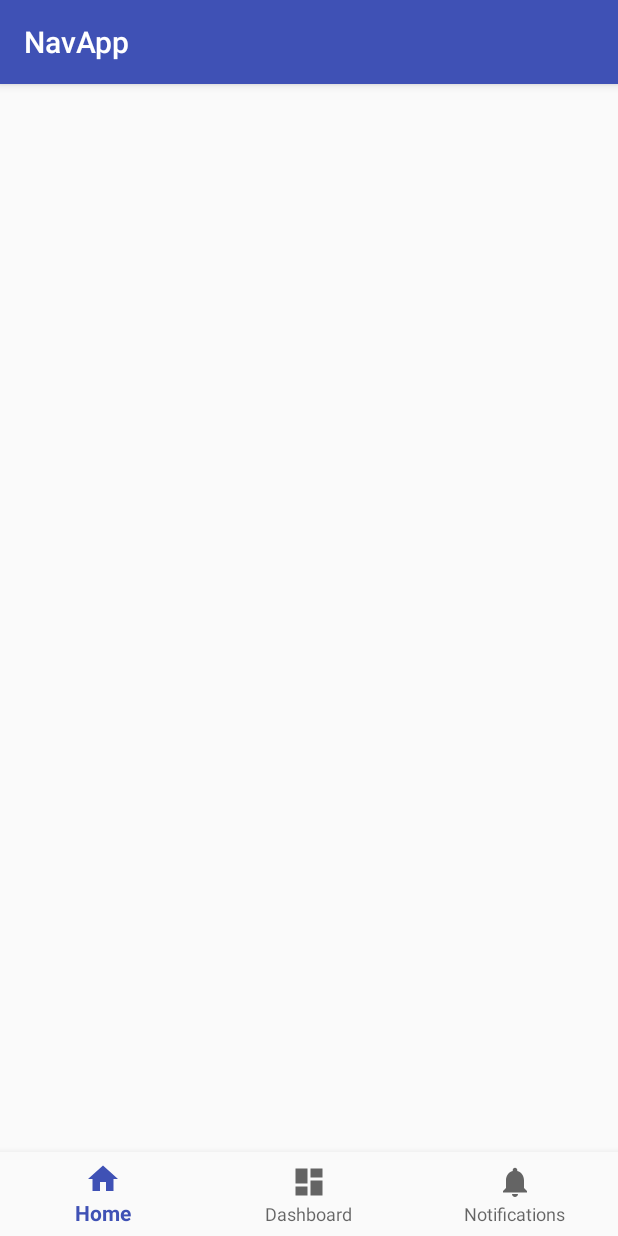
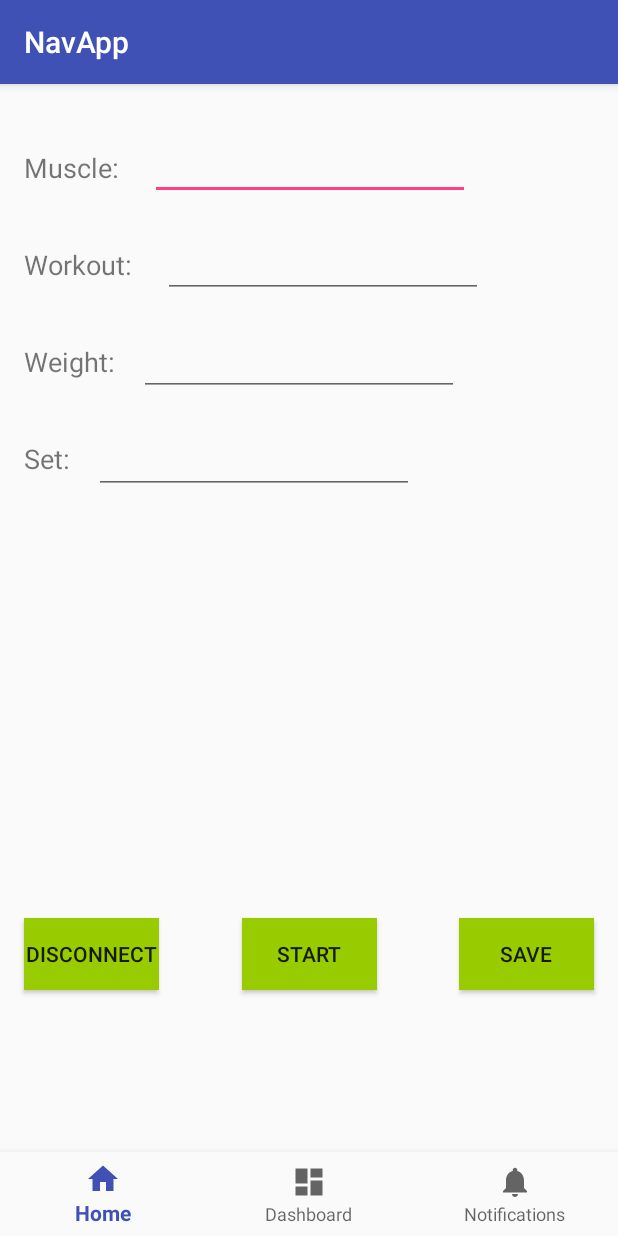
Before and after one commit to ridwankhan/navapp, an Android app: the MainActivityNav screen opened directly, with no data from a screen before it, on a phone screen of 412 x 824 dp. Run offline under Robolectric (Android 15) with nearby library versions, the phone set to English and light mode, and no system bars; our stand-ins replace Room's generated code; network calls fail; 6 statements that could not run were skipped.

```diff
--- a/app/src/main/java/com/example/ridwankhan/navapp/Home.java
+++ b/app/src/main/java/com/example/ridwankhan/navapp/Home.java
@@ -1,86 +1,130 @@
 package com.example.ridwankhan.navapp;
 
+import android.annotation.SuppressLint;
+import android.app.Activity;
+import android.app.FragmentTransaction;
+import android.app.ProgressDialog;
+import android.arch.persistence.room.Room;
+import android.bluetooth.BluetoothAdapter;
+import android.bluetooth.BluetoothDevice;
+import android.bluetooth.BluetoothSocket;
 import android.content.Context;
+import android.content.Intent;
 import android.graphics.Color;
-import android.net.Uri;
+import android.os.AsyncTask;
 import android.os.Bundle;
 import  android.app.Fragment;
 //import android.support.v4.app.Fragment;
+import android.os.Handler;
+import android.util.Log;
 import android.view.LayoutInflater;
 import android.view.View;
 import android.view.ViewGroup;
 import android.widget.Button;
-import android.widget.Spinner;
 import android.widget.TextView;
+import android.widget.Toast;
 
+import com.example.database.AppDatabase;
+import com.example.database.DataPoint;
+import com.example.database.ExerciseData;
+import com.example.database.SetData;
+
+import java.io.IOException;
+import java.io.InputStream;
+import java.io.OutputStream;
+import java.util.ArrayList;
 import java.util.Random;
+import java.util.UUID;
 
 
 /**
  * A simple {@link Fragment} subclass.
  * Activities that contain this fragment must implement the
- * {@link Home.OnFragmentInteractionListener} interface
+ * {link Home.OnFragmentInteractionListener} interface
  * to handle interaction events.
- * Use the {@link Home#newInstance} factory method to
+ * Use the {link Home#newInstance} factory method to
  * create an instance of this fragment.
  */
 public class Home extends Fragment {
+    String address = null;
+    private ProgressDialog progress;
+    BluetoothAdapter btAdapter = null;
+    BluetoothSocket btSocket = null;
+    private boolean isBtConnected = false;
+    static final UUID myUUID = UUID.fromString("00001101-0000-1000-8000-00805F9B34FB"); // not quite sure how this string was generated
 
+    //added for receiving data:
+    Handler bluetoothIn;
+    final int handlerState = 0;                        //used to identify handler message
+    private StringBuilder recDataString = new StringBuilder();
+    private Home.ConnectedThread mConnectedThread;
 
-    // TODO: Rename parameter arguments, choose names that match
-    // the fragment initialization parameters, e.g. ARG_ITEM_NUMBER
-    private static final String ARG_PARAM1 = "param1";
-    private static final String ARG_PARAM2 = "param2";
+    ArrayList<DataPoint> sensorVals = new ArrayList<>();
+    boolean isSet = false;
 
-    // TODO: Rename and change types of parameters
-    private String mParam1;
-    private String mParam2;
+    private AppDatabase db;
 
-    private OnFragmentInteractionListener mListener;
+    int currExerciseID;
+    //increments after each set, returns to 0 upon new exercise
+    int currSetNumber = 0;
+
+    DataCommunication mCallback;
 
     public Home() {
         // Required empty public constructor
     }
 
-    /**
-     * Use this factory method to create a new instance of
-     * this fragment using the provided parameters.
-     *
-     * @param param1 Parameter 1.
-     * @param param2 Parameter 2.
-     * @return A new instance of fragment Home.
-     */
-    // TODO: Rename and change types and number of parameters
-    public static Home newInstance(String param1, String param2) {
-        Home fragment = new Home();
-        Bundle args = new Bundle();
-        args.putString(ARG_PARAM1, param1);
-        args.putString(ARG_PARAM2, param2);
-        fragment.setArguments(args);
-        return fragment;
-    }
-
-    Button btn;
-    TextView txt;
+    Button start, save, btnDis;
+    TextView sensor;
     boolean firstClick = true;
     int randomNum;
 
+    @SuppressLint("HandlerLeak")
     @Override
     public void onCreate(Bundle savedInstanceState) {
         super.onCreate(savedInstanceState);
-        if (getArguments() != null) {
-            mParam1 = getArguments().getString(ARG_PARAM1);
-            mParam2 = getArguments().getString(ARG_PARAM2);
-        }
+//receive the address of the bluetooth device
+        Intent newint = getActivity().getIntent();
+        address = newint.getStringExtra(MainActivity.EXTRA_ADDRESS);
 
-//        btn =  getView().findViewById(R.id.start_button);
-//
-//        btn.setOnClickListener(new View.OnClickListener() {
-//            @Override
-//            public void onClick(View view) {
-//                btn.setText("Stop");
-//            }
-//        });
+
+        bluetoothIn = new Handler() {
+            public void handleMessage(android.os.Message msg){
+                if (msg.what == handlerState){      //if message is what we want
+                    String readMessage = (String) msg.obj;
+                    recDataString.append(readMessage);      //keep appending to string until ~
+                    int endOfLineIndex = recDataString.indexOf("~");    //determine the end of line
+                    if (endOfLineIndex > 0) {               // make sure there is data before ~
+                        String dataInPrint = recDataString.substring(0, endOfLineIndex);    // extract string
+
+                        if (recDataString.charAt(0) == '#')                             //if it starts with # we know it is what we are looking for
+                        {
+                            int firstEndIndex = recDataString.indexOf("+");
+
+                            String sensor0 = recDataString.substring(1, firstEndIndex);             //get sensor value from string between indices 1 and the +
+                            String time = recDataString.substring(firstEndIndex+1, endOfLineIndex); // time stamp comes after
+                            sensor.setText(sensor0);    //update the textviews with sensor values
+
+                            //let's do a little type conversion so our data point can fit in our custom class
+                            int dataVal = Integer.parseInt(sensor0);
+                            long timeStamp = Long.parseLong(time);
+                            DataPoint newData = new DataPoint(dataVal, timeStamp);
+
+                            //push onto the arrayList
+                            sensorVals.add(newData);
+                            //sensorVals.add(Integer.parseInt(sensor0));      // add the integer to the array
+                        }
+                        recDataString.delete(0, recDataString.length());                    //clear all string data
+                        dataInPrint = "";
+                    }
+
+
+
+                }
+            }
+        };
+
+        new Home.ConnectBT().execute();
 
 
     }
@@ -90,25 +134,29 @@ public class Home extends Fragment {
                              Bundle savedInstanceState) {
         // Inflate the layout for this fragment
         view = inflater.inflate(R.layout.fragment_home, container, false);
-        btn = (Button) view.findViewById(R.id.start_button);
-        txt = view.findViewById(R.id.number);
-        btn.setOnClickListener(new View.OnClickListener() {
+        start = (Button) view.findViewById(R.id.start);
+        btnDis = (Button)view.findViewById(R.id.disconnect);
+        save = (Button)view.findViewById(R.id.save);
+        sensor = (TextView)view.findViewById(R.id.sens);
+
+        start.setOnClickListener(new View.OnClickListener() {
             @Override
             public void onClick(View view) {
 
             if (firstClick) {
                 firstClick = false;
-                btn.setText("Stop");
-                btn.setBackgroundColor(Color.RED);
-
-                    Random rn = new Random();
-                    randomNum = rn.nextInt(1023 - 300 + 1) + 300;
-                    txt.setText(Integer.toString(randomNum));
+                start.setText("Stop");
+                start.setBackgroundColor(Color.RED);
+                startSet();
+//                    Random rn = new Random();
+//                    randomNum = rn.nextInt(1023 - 300 + 1) + 300;
+//                    sens.setText(Integer.toString(randomNum));
             }
             else {
-                btn.setText("Start");
-                btn.setBackgroundColor(Color.GREEN);
+                start.setText("Start");
+                start.setBackgroundColor(Color.GREEN);
                 firstClick = true;
+                stopSet();
 
             }
 
@@ -117,45 +165,252 @@ public class Home extends Fragment {
             }
         });
 
+        btnDis.setOnClickListener(new View.OnClickListener()
+        {
+            @Override
+            public void onClick(View v)
+            {
+                Disconnect(); //close connection
+            }
+        });
+
+        save.setOnClickListener(new View.OnClickListener() {
+            @Override
+            public void onClick(View view) {
+                saveSet();
+            }
+        });
+
         return view;
     }
 
-    // TODO: Rename method, update argument and hook method into UI event
-    public void onButtonPressed(Uri uri) {
-        if (mListener != null) {
-            mListener.onFragmentInteraction(uri);
+    public void onAttach(Context context) {
+        super.onAttach(context);
+
+        db = Room.databaseBuilder(
+                getActivity().getApplicationContext(),
+                AppDatabase.class,
+                "perfectPumpDB"
+        ).allowMainThreadQueries().build();
+
+        // This makes sure that the container activity has implemented
+        // the callback interface. If not, it throws an exception
+        try {
+            mCallback = (DataCommunication) context;
+            System.out.println("called");
+        } catch (ClassCastException e) {
+            throw new ClassCastException(context.toString()
+                    + " must implement DataCommunication");
         }
     }
 
     @Override
-    public void onAttach(Context context) {
-        super.onAttach(context);
-//        if (context instanceof OnFragmentInteractionListener) {
-//            mListener = (OnFragmentInteractionListener) context;
-//        } else {
-//            throw new RuntimeException(context.toString()
-//                    + " must implement OnFragmentInteractionListener");
-//        }
+    public void onAttach(Activity activity) {
+        super.onAttach(activity);
+
+        db = Room.databaseBuilder(
+                getActivity().getApplicationContext(),
+                AppDatabase.class,
+                "perfectPumpDB"
+        ).allowMainThreadQueries().build();
+
+        // This makes sure that the container activity has implemented
+        // the callback interface. If not, it throws an exception
+        try {
+            mCallback = (DataCommunication) activity;
+            System.out.println("called");
+        } catch (ClassCastException e) {
+            throw new ClassCastException(activity.toString()
+                    + " must implement DataCommunication");
+        }
+    }
+
+    private void Disconnect() {
+        if (btSocket != null) { //If the btSocket is busy
+            try{
+                btSocket.close(); //close connection
+            }
+            catch (IOException e){
+                msg("Error");
+            }
+        }
+        getActivity().finish();
+    }
+
+    private void startSet(){
+        isSet = true;
+        sensorVals.clear();
+        currSetNumber++;
+        msg("Set Started");
+    }
+
+    private void stopSet(){
+        isSet = false;
+        mCallback.setCurrentSetArray(sensorVals);
+        msg("Set Stopped");
+        //System.out.println(Arrays.toString(sensorVals.toArray())); this line not gonna work with the custom class
+    }
+
+    private void startExercise(){
+        //assemble instantiation vals for ExerciseData, these should be connected to the form
+        String muscleGroup = "Biceps";
+        String exerciseName = "Curls";
+        currExerciseID = db.exerciseDao().getHighestExerciseID()+1; //this is also a dummy val right now
+
+        //create ExerciseData object
+        ExerciseData currExercise = new ExerciseData(currExerciseID, muscleGroup, exerciseName);
+
+        //insert it into db
+        db.exerciseDao().insertExerciseData(currExercise);
+    }
+
+    private void stopExercise(){
+        //clear out the vals
+        currSetNumber = 0;
+    }
+
+    private void saveSet(){
+        // add storage method here, maybe send to graphs here as well
+
+        //assemble instantiation vals
+        int exerciseID = currExerciseID;
+        int setID = db.exerciseDao().getHighestSetID() + 1;
+        int weight = 20;
+        int setNumber = currSetNumber;
+        ArrayList<DataPoint> setDataValues = mCallback.getCurrentSetArray();
+
+        //create SetData object
+        SetData newSet = new SetData(setID, exerciseID,weight,setNumber,setDataValues);
+
+        //insert it into db using DAO
+        db.exerciseDao().insertSetData(newSet);
+        //System.out.println(db.exerciseDao().getSetData(setID-1).toString());
+        //Log.d("DB TEST", db.exerciseDao().getSetData(setID).toString());
+
+        final FragmentTransaction ft = getFragmentManager().beginTransaction();
+        ft.replace(this.getId(), new Chart()).commit();
+        msg("Set Saved");
     }
 
     @Override
-    public void onDetach() {
-        super.onDetach();
-        mListener = null;
+    public void onPause()
+    {
+        super.onPause();
+        try
+        {
+            //Don't leave Bluetooth sockets open when leaving activity
+            btSocket.close();
+        } catch (IOException e2) {
+            //insert code to deal with this
+        }
     }
 
-    /**
-     * This interface must be implemented by activities that contain this
-     * fragment to allow an interaction in this fragment to be communicated
-     * to the activity and potentially other fragments contained in that
-     * activity.
-     * <p>
-     * See the Android Training lesson <a href=
-     * "http://developer.android.com/training/basics/fragments/communicating.html"
-     * >Communicating with Other Fragments</a> for more information.
-     */
-    public interface OnFragmentInteractionListener {
-        // TODO: Update argument type and name
-        void onFragmentInteraction(Uri uri);
+    private void msg(String s)
+    {
+        Toast.makeText(getActivity().getApplicationContext(),s,Toast.LENGTH_LONG).show();
     }
+
+    private class ConnectBT extends AsyncTask<Void, Void, Void> //UI thread
+    {
+        private boolean ConnectSuccess = true; //if it's here, it's almost connected
+
+        @Override
+        protected void onPreExecute() {
+            progress = ProgressDialog.show(getActivity(), "Connecting...", "Please wait!!!"); // show a progress dialog
+        }
+
+        @Override
+        protected Void doInBackground(Void... devices) //while the progress dialog is shown, the connection is done in background
+        {
+            try {
+                if (btSocket == null || !isBtConnected) {
+                    btAdapter = BluetoothAdapter.getDefaultAdapter(); // get the mobile bluetooth device
+                    BluetoothDevice dispositivo = btAdapter.getRemoteDevice(address); // connects to the device's address and checks if it's available
+                    btSocket = dispositivo.createInsecureRfcommSocketToServiceRecord(myUUID);// create a RFCOMM (SPP) connection
+                    BluetoothAdapter.getDefaultAdapter().cancelDiscovery();
+                    btSocket.connect(); //start connection
+                }
+            }
+            catch(IOException e){
+                ConnectSuccess = false;//if the try failed, you can check the exception here
+            }
+
+            mConnectedThread = new Home.ConnectedThread(btSocket);
+            mConnectedThread.start();
+            mConnectedThread.write("x");
+
+            return null;
+        }
+
+        @Override
+        protected void onPostExecute(Void result){  //after the doInBackground, it checks if everything went fine
+            super.onPostExecute(result);
+
+            if (!ConnectSuccess){
+                msg("Connection Failed. Is it a SPP Bluetooth? Try again.");
+                getActivity().finish();
+            }
+            else{
+                msg("Connected.");
+                isBtConnected = true;
+            }
+
+            progress.dismiss();
+        }
+    }
+
+    //create new class for connect thread
+    private class ConnectedThread extends Thread {
+        private final InputStream mmInStream;
+        private final OutputStream mmOutStream;
+
+        //creation of the connect thread
+        public ConnectedThread(BluetoothSocket socket) {
+            InputStream tmpIn = null;
+            OutputStream tmpOut = null;
+
+            try {
+                //Create I/O streams for connection
+                tmpIn = socket.getInputStream();
+                tmpOut = socket.getOutputStream();
+            } catch (IOException e) { }
+
+            mmInStream = tmpIn;
+            mmOutStream = tmpOut;
+        }
+
+        public void run() {
+            byte[] buffer = new byte[256];
+            int bytes;
+
+            // Keep looping to listen for received messages
+            while (true) {
+                // if in the middle of a set, read received messages and send them to handler
+                if (isSet){
+                    try {
+                        bytes = mmInStream.read(buffer);            //read bytes from input buffer
+                        String readMessage = new String(buffer, 0, bytes);
+                        // Send the obtained bytes to the UI Activity via handler
+                        bluetoothIn.obtainMessage(handlerState, bytes, -1, readMessage).sendToTarget();
+                    } catch (IOException e) {
+                        break;
+                    }
+                }
+
+            }
+        }
+        //write method
+        public void write(String input) {
+            byte[] msgBuffer = input.getBytes();           //converts entered String into bytes
+            try {
+                mmOutStream.write(msgBuffer);                //write bytes over BT connection via outstream
+            } catch (IOException e) {
+                //if you cannot write, close the application
+                Toast.makeText(getActivity().getBaseContext(), "Connection Failure", Toast.LENGTH_LONG).show();
+                getActivity().finish();
+
+            }
+        }
+    }
+
 }
--- a/app/src/main/java/com/example/ridwankhan/navapp/MainActivityNav.java
+++ b/app/src/main/java/com/example/ridwankhan/navapp/MainActivityNav.java
@@ -14,13 +14,14 @@ import java.util.ArrayList;
 public class MainActivityNav extends AppCompatActivity implements DataCommunication {
 
     private ArrayList<DataPoint> currSet;
+    android.app.FragmentManager manager = getFragmentManager();
 
     private BottomNavigationView.OnNavigationItemSelectedListener mOnNavigationItemSelectedListener
             = new BottomNavigationView.OnNavigationItemSelectedListener() {
 
         @Override
         public boolean onNavigationItemSelected(@NonNull MenuItem item) {
-            android.app.FragmentManager manager = getFragmentManager();
+
             switch (item.getItemId()) {
                 case R.id.navigation_home:
                     Home home = new Home();
@@ -48,6 +49,10 @@ public class MainActivityNav extends AppCompatActivity implements DataCommunicat
 
         BottomNavigationView navigation = (BottomNavigationView) findViewById(R.id.navigation);
         navigation.setOnNavigationItemSelectedListener(mOnNavigationItemSelectedListener);
+        if(savedInstanceState == null) {
+            Home home = new Home();
+            manager.beginTransaction().replace(R.id.contentLayout, home, home.getTag()).commit();
+        }
     }
 
     @Override
--- a/app/src/main/res/layout/fragment_home.xml
+++ b/app/src/main/res/layout/fragment_home.xml
@@ -99,21 +99,42 @@
         app:layout_constraintTop_toBottomOf="@+id/editText7" />
 
     <Button
-        android:id="@+id/start_button"
-        android:layout_width="223dp"
+        android:id="@+id/start"
+        android:layout_width="90dp"
         android:layout_height="wrap_content"
-        android:layout_marginBottom="17dp"
-        android:layout_marginEnd="16dp"
-        android:layout_marginStart="16dp"
+        android:layout_marginBottom="100dp"
+        android:layout_marginEnd="24dp"
+        android:layout_marginStart="24dp"
         android:background="@android:color/holo_green_light"
         android:text="Start"
         app:layout_constraintBottom_toBottomOf="parent"
-        app:layout_constraintEnd_toEndOf="parent"
-        app:layout_constraintHorizontal_bias="0.503"
+        app:layout_constraintEnd_toStartOf="@+id/save"
+        app:layout_constraintStart_toEndOf="@+id/disconnect" />
+
+    <Button
+        android:id="@+id/save"
+        android:layout_width="90dp"
+        android:layout_height="wrap_content"
+        android:layout_marginBottom="100dp"
+        android:layout_marginEnd="16dp"
+        android:background="@android:color/holo_green_light"
+        android:text="Save"
+        app:layout_constraintBottom_toBottomOf="parent"
+        app:layout_constraintEnd_toEndOf="parent" />
+
+    <Button
+        android:id="@+id/disconnect"
+        android:layout_width="90dp"
+        android:layout_height="wrap_content"
+        android:layout_marginBottom="100dp"
+        android:layout_marginStart="16dp"
+        android:background="@android:color/holo_green_light"
+        android:text="Disconnect"
+        app:layout_constraintBottom_toBottomOf="parent"
         app:layout_constraintStart_toStartOf="parent" />
 
     <TextView
-        android:id="@+id/number"
+        android:id="@+id/sens"
         android:layout_width="wrap_content"
         android:layout_height="wrap_content"
         android:layout_marginBottom="16dp"
@@ -121,7 +142,7 @@
         android:layout_marginStart="24dp"
         android:layout_marginTop="16dp"
         android:textSize="30sp"
-        app:layout_constraintBottom_toTopOf="@+id/start_button"
+        app:layout_constraintBottom_toTopOf="@+id/start"
         app:layout_constraintEnd_toEndOf="parent"
         app:layout_constraintStart_toStartOf="parent"
         app:layout_constraintTop_toBottomOf="@+id/editText8" />
```
